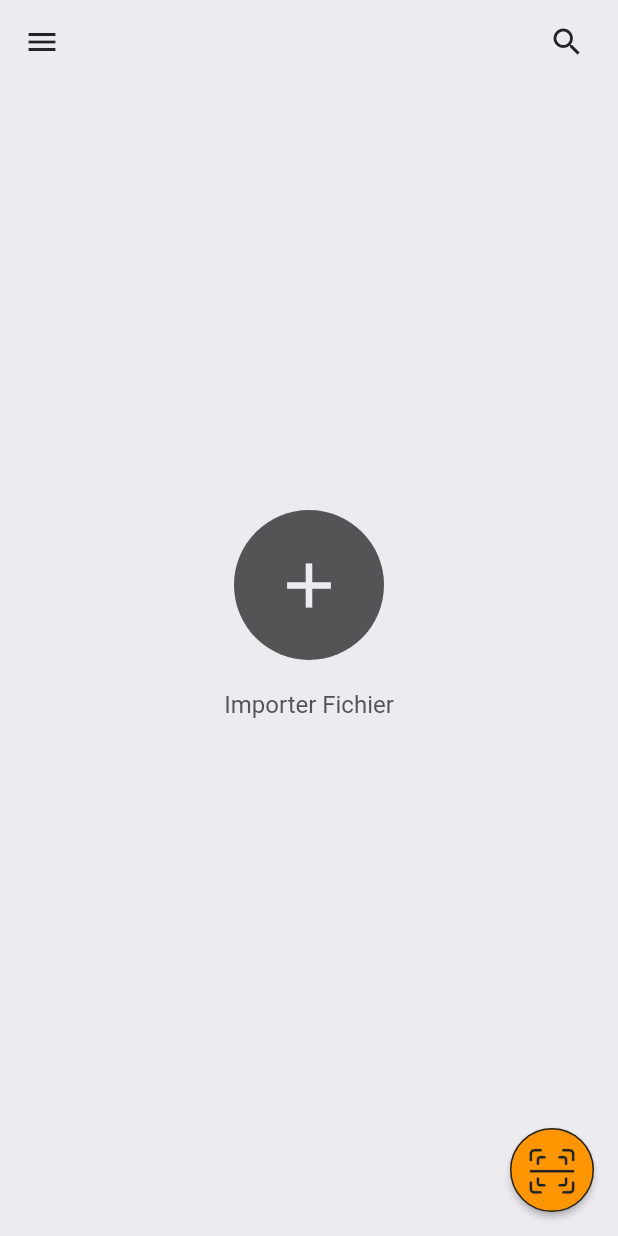
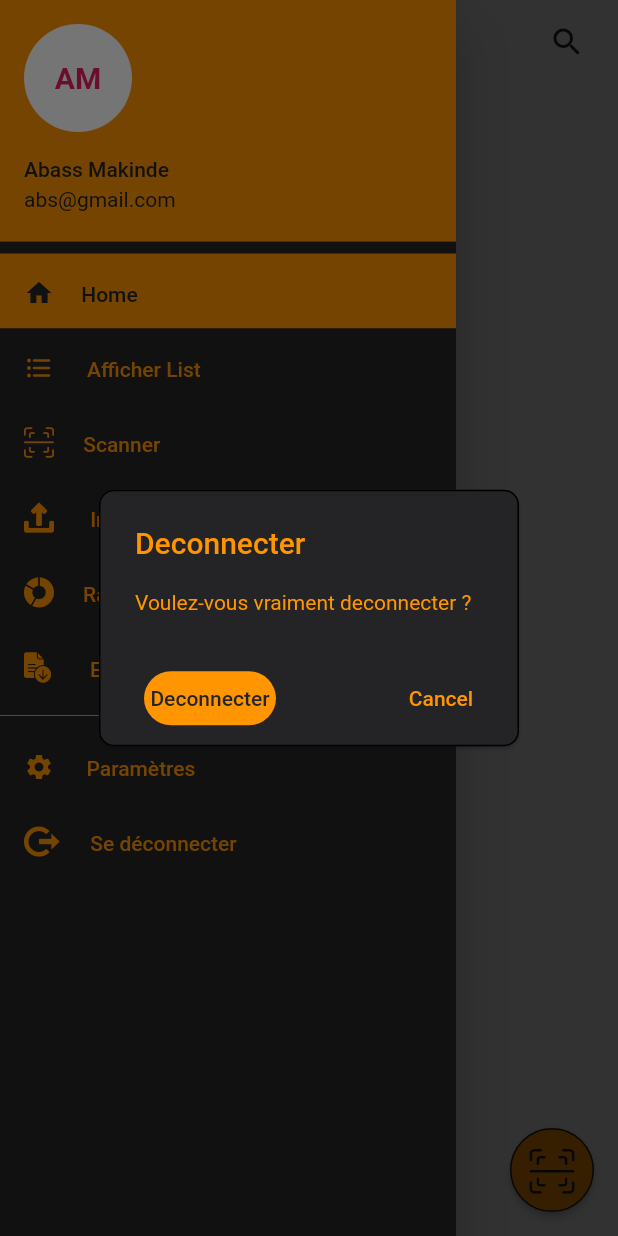
Before and after one commit to EngrTAHAR-Noureddine/scanApp, a Flutter app: the Home screen opened by its route, in the side drawer, after a tap on "Se déconnecter", on a phone screen of 412 x 824 dp. Run offline on Flutter 3.47's test engine with Material 2 defaults, Android fonts, the phone set to English and light mode, and no system bars; our stand-ins replace file_picker, flutter_slidable, sqflite; missing offline and left inert: flutter_barcode_scanner, spreadsheet_decoder; accounts and stored records are empty; key blocks and very long unbroken strings in the code were emptied for the run.

Commit message:
"add log Out button to drawer "

```diff
--- a/lib/main.dart
+++ b/lib/main.dart
@@ -122,7 +122,7 @@ class MyApp extends StatelessWidget {
                                                 "/export": (context) => Export(),
                                                 "/report": (context) => Repport(),
                                                 "/settings": (context) => Settings(),
-                                                "/logout": (context) => ImportNewerFile(),
+                                                "/logout": (context) => LogIn(),
                                                 "/search": (context) => Search(),
                                                 "/onGoingList": (context) => OnGoingLists(),
 
--- a/lib/view_models/providers/home.dart
+++ b/lib/view_models/providers/home.dart
@@ -11,6 +11,7 @@ import 'package:scanapp/views/home.dart';
 import 'package:scanapp/views/import_new_file.dart';
 import 'package:scanapp/views/inventories_list.dart';
 import 'package:scanapp/views/list_of_items.dart';
+import 'package:scanapp/views/log_in.dart';
 import 'package:scanapp/views/onGoingList.dart';
 import 'package:scanapp/views/repport.dart';
 import 'package:scanapp/views/scanner.dart';
@@ -69,6 +70,7 @@ class HomeProvider extends ChangeNotifier{
 
 
   }
+
   FocusNode focusNode = new FocusNode();
 
   AppBar customAppBar(context){
@@ -285,7 +287,7 @@ class HomeProvider extends ChangeNotifier{
               color: colorBox(8),
               height: 50,
               child: ListTile(
-                onTap:  ()=>changeSelecter(8,context,"/logout"),
+                onTap:  ()=>showDialogLogOut(context),
                 leading: Icon(MyFlutterApp.logout,size: 20,color: colorText(8),),
                 title: Align(alignment: Alignment(-1.2, -0.1),
                     child: Text("Se déconnecter",style: TextStyle(color:colorText(8),fontSize: 14 ),)),
@@ -311,4 +313,94 @@ class HomeProvider extends ChangeNotifier{
   }
 
 
+  Future<void> showDialogLogOut(BuildContext context) async {
+
+
+
+    String title = "Deconnecter";
+
+
+
+
+
+
+    return await showDialog(
+        barrierDismissible: false,
+        context: context,
+        builder: (context) {
+          return   Center(
+            child: SingleChildScrollView(
+
+              child: AlertDialog(
+                backgroundColor:ColorsOf().primaryBackGround(),
+                elevation: 1,
+                shape: OutlineInputBorder(
+                  borderRadius: BorderRadius.circular(10.0),
+                ),
+                content: Text("Voulez-vous vraiment "+title.toLowerCase()+" ?", style: TextStyle(color: ColorsOf().containerThings(),fontSize:14,),),
+                title: Text(title,style: TextStyle(color: ColorsOf().containerThings() ),),
+                actions: <Widget>[
+
+                  MaterialButton(
+                    splashColor: Colors.transparent,
+                    focusColor: Colors.transparent,
+                    hoverColor: Colors.transparent,
+                    highlightColor: Colors.transparent,
+                    highlightElevation: 0,
+                    elevation: 0,
+                    focusElevation: 0,
+                    hoverElevation: 0,
+
+                    color:ColorsOf().containerThings() ,
+                    shape: RoundedRectangleBorder(
+                      borderRadius: BorderRadius.circular(100),
+                    ),
+                    padding: EdgeInsets.all(0),
+                    child: Text(title,style: TextStyle(color: ColorsOf().primaryBackGround()),),
+
+
+                    onPressed:(){
+                     // Navigator.of(context).popUntil((route) => route.isFirst);
+                      Navigator.pop(context);
+                      Navigator.pop(context);
+                      Navigator.pop(context);
+                      //Navigator.popUntil(context, (route) => false)
+                      Navigator.push(
+                        context,
+                        MaterialPageRoute(
+                          builder: (context) =>LogIn(),
+                        ),
+                      );
+
+                    }
+
+                  ),
+
+                   SizedBox(width: 50,),
+
+
+                  MaterialButton(
+                    splashColor: Colors.transparent,
+                    focusColor: Colors.transparent,
+                    hoverColor: Colors.transparent,
+                    highlightColor: Colors.transparent,
+                    highlightElevation: 0,
+                    elevation: 0,
+                    focusElevation: 0,
+                    hoverElevation: 0,
+                    child: Text('Cancel',style:TextStyle(color: ColorsOf().containerThings() )),
+                    onPressed: () {
+                      Navigator.of(context).pop();
+                    },
+                  ),
+                ],
+              ),
+            ),
+          );
+
+        });
+
+
+  }
+
 }
```
